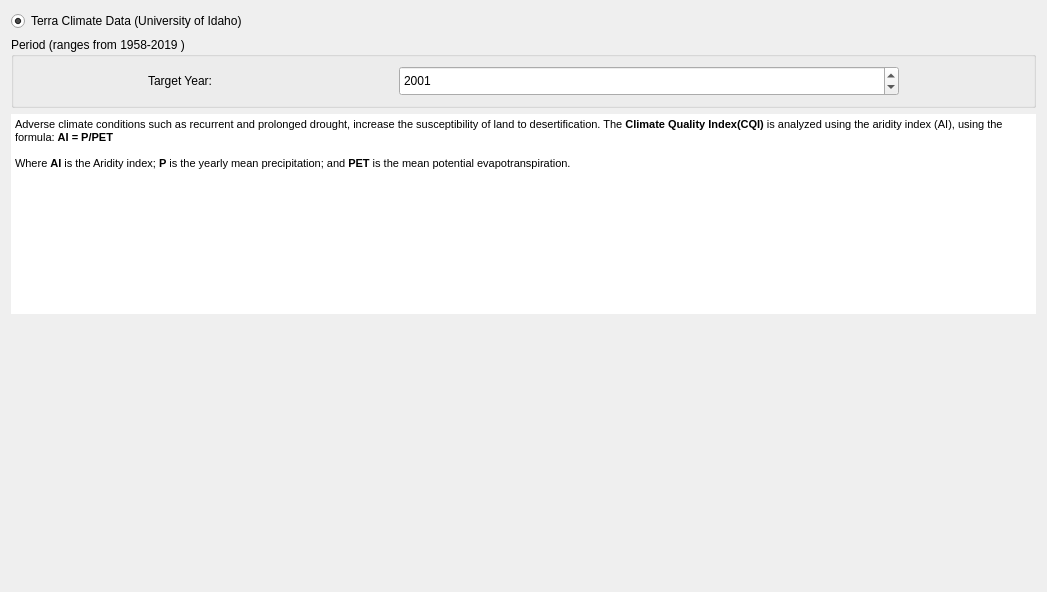
LocateIT/trends.earth, file LDMP/gui/WidgetCQISetup.ui: the form before one commit.
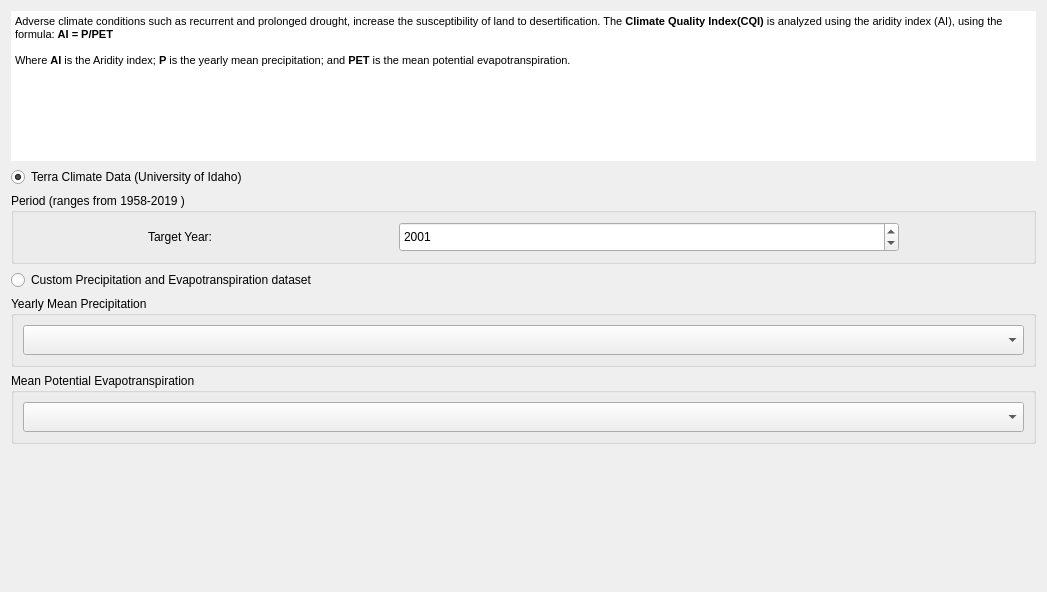
The form after the commit. Custom widgets are drawn as their Qt base class.

Commit message: add soil quality script

```diff
--- a/LDMP/gui/WidgetCQISetup.ui
+++ b/LDMP/gui/WidgetCQISetup.ui
@@ -14,6 +14,34 @@
    <string>Form</string>
   </property>
   <layout class="QVBoxLayout" name="verticalLayout">
+   <item>
+    <widget class="QTextBrowser" name="textBrowser">
+     <property name="enabled">
+      <bool>true</bool>
+     </property>
+     <property name="maximumSize">
+      <size>
+       <width>16777215</width>
+       <height>150</height>
+      </size>
+     </property>
+     <property name="autoFillBackground">
+      <bool>true</bool>
+     </property>
+     <property name="frameShape">
+      <enum>QFrame::NoFrame</enum>
+     </property>
+     <property name="html">
+      <string>&lt;!DOCTYPE HTML PUBLIC &quot;-//W3C//DTD HTML 4.0//EN&quot; &quot;http://www.w3.org/TR/REC-html40/strict.dtd&quot;&gt;
+&lt;html&gt;&lt;head&gt;&lt;meta name=&quot;qrichtext&quot; content=&quot;1&quot; /&gt;&lt;style type=&quot;text/css&quot;&gt;
+p, li { white-space: pre-wrap; }
+&lt;/style&gt;&lt;/head&gt;&lt;body style=&quot; font-family:'MS Shell Dlg 2'; font-size:8pt; font-weight:400; font-style:normal;&quot;&gt;
+&lt;p style=&quot; margin-top:0px; margin-bottom:0px; margin-left:0px; margin-right:0px; -qt-block-indent:0; text-indent:0px;&quot;&gt;Adverse climate conditions such as recurrent and prolonged drought, increase the susceptibility of land to desertification. The &lt;span style=&quot; font-weight:600;&quot;&gt;Climate Quality Index(CQI)&lt;/span&gt; is analyzed using the aridity index (AI), using the formula: &lt;span style=&quot; font-weight:600;&quot;&gt;AI = P/PET&lt;/span&gt; &lt;/p&gt;
+&lt;p style=&quot;-qt-paragraph-type:empty; margin-top:0px; margin-bottom:0px; margin-left:0px; margin-right:0px; -qt-block-indent:0; text-indent:0px;&quot;&gt;&lt;br /&gt;&lt;/p&gt;
+&lt;p style=&quot; margin-top:0px; margin-bottom:0px; margin-left:0px; margin-right:0px; -qt-block-indent:0; text-indent:0px;&quot;&gt;Where &lt;span style=&quot; font-weight:600;&quot;&gt;AI&lt;/span&gt; is the Aridity index; &lt;span style=&quot; font-weight:600;&quot;&gt;P&lt;/span&gt; is the yearly mean precipitation; and &lt;span style=&quot; font-weight:600;&quot;&gt;PET&lt;/span&gt; is the mean potential evapotranspiration.&lt;/p&gt;&lt;/body&gt;&lt;/html&gt;</string>
+     </property>
+    </widget>
+   </item>
    <item>
     <widget class="QRadioButton" name="use_terra">
      <property name="text">
@@ -108,31 +136,78 @@
     </widget>
    </item>
    <item>
-    <widget class="QTextBrowser" name="textBrowser">
+    <widget class="QRadioButton" name="use_custom">
+     <property name="text">
+      <string>Custom Precipitation and Evapotranspiration dataset</string>
+     </property>
+    </widget>
+   </item>
+   <item>
+    <widget class="QGroupBox" name="groupBox_custom_prec">
      <property name="enabled">
       <bool>true</bool>
      </property>
-     <property name="maximumSize">
-      <size>
-       <width>16777215</width>
-       <height>200</height>
-      </size>
+     <property name="title">
+      <string>Yearly Mean Precipitation</string>
      </property>
-     <property name="autoFillBackground">
+     <layout class="QGridLayout" name="gridLayout_4">
+      <item row="0" column="1">
+       <widget class="WidgetDataIOSelectTELayerImport" name="use_custom_prec">
+        <property name="enabled">
+         <bool>true</bool>
+        </property>
+        <property name="sizePolicy">
+         <sizepolicy hsizetype="Preferred" vsizetype="Minimum">
+          <horstretch>0</horstretch>
+          <verstretch>0</verstretch>
+         </sizepolicy>
+        </property>
+        <property name="minimumSize">
+         <size>
+          <width>0</width>
+          <height>30</height>
+         </size>
+        </property>
+        <property name="layer_type" stdset="0">
+         <string notr="true">Aridity Index</string>
+        </property>
+       </widget>
+      </item>
+     </layout>
+    </widget>
+   </item>
+   <item>
+    <widget class="QGroupBox" name="groupBox_custom_pet">
+     <property name="enabled">
       <bool>true</bool>
      </property>
-     <property name="frameShape">
-      <enum>QFrame::NoFrame</enum>
+     <property name="title">
+      <string>Mean Potential Evapotranspiration</string>
      </property>
-     <property name="html">
-      <string>&lt;!DOCTYPE HTML PUBLIC &quot;-//W3C//DTD HTML 4.0//EN&quot; &quot;http://www.w3.org/TR/REC-html40/strict.dtd&quot;&gt;
-&lt;html&gt;&lt;head&gt;&lt;meta name=&quot;qrichtext&quot; content=&quot;1&quot; /&gt;&lt;style type=&quot;text/css&quot;&gt;
-p, li { white-space: pre-wrap; }
-&lt;/style&gt;&lt;/head&gt;&lt;body style=&quot; font-family:'MS Shell Dlg 2'; font-size:8pt; font-weight:400; font-style:normal;&quot;&gt;
-&lt;p style=&quot; margin-top:0px; margin-bottom:0px; margin-left:0px; margin-right:0px; -qt-block-indent:0; text-indent:0px;&quot;&gt;Adverse climate conditions such as recurrent and prolonged drought, increase the susceptibility of land to desertification. The &lt;span style=&quot; font-weight:600;&quot;&gt;Climate Quality Index(CQI)&lt;/span&gt; is analyzed using the aridity index (AI), using the formula: &lt;span style=&quot; font-weight:600;&quot;&gt;AI = P/PET&lt;/span&gt; &lt;/p&gt;
-&lt;p style=&quot;-qt-paragraph-type:empty; margin-top:0px; margin-bottom:0px; margin-left:0px; margin-right:0px; -qt-block-indent:0; text-indent:0px;&quot;&gt;&lt;br /&gt;&lt;/p&gt;
-&lt;p style=&quot; margin-top:0px; margin-bottom:0px; margin-left:0px; margin-right:0px; -qt-block-indent:0; text-indent:0px;&quot;&gt;Where &lt;span style=&quot; font-weight:600;&quot;&gt;AI&lt;/span&gt; is the Aridity index; &lt;span style=&quot; font-weight:600;&quot;&gt;P&lt;/span&gt; is the yearly mean precipitation; and &lt;span style=&quot; font-weight:600;&quot;&gt;PET&lt;/span&gt; is the mean potential evapotranspiration.&lt;/p&gt;&lt;/body&gt;&lt;/html&gt;</string>
-     </property>
+     <layout class="QGridLayout" name="gridLayout_6">
+      <item row="0" column="1">
+       <widget class="WidgetDataIOSelectTELayerImport" name="use_custom_pet">
+        <property name="enabled">
+         <bool>true</bool>
+        </property>
+        <property name="sizePolicy">
+         <sizepolicy hsizetype="Preferred" vsizetype="Minimum">
+          <horstretch>0</horstretch>
+          <verstretch>0</verstretch>
+         </sizepolicy>
+        </property>
+        <property name="minimumSize">
+         <size>
+          <width>0</width>
+          <height>30</height>
+         </size>
+        </property>
+        <property name="layer_type" stdset="0">
+         <string notr="true">Aridity Index</string>
+        </property>
+       </widget>
+      </item>
+     </layout>
     </widget>
    </item>
    <item>
@@ -169,6 +244,13 @@
   <zorder>use_terra</zorder>
   <zorder>groupBox_terra_period</zorder>
  </widget>
+ <customwidgets>
+  <customwidget>
+   <class>WidgetDataIOSelectTELayerImport</class>
+   <extends>QComboBox</extends>
+   <header>LDMP/data_io</header>
+  </customwidget>
+ </customwidgets>
  <resources/>
  <connections/>
 </ui>
```
Left out of the diff: 5 changed lines with no effect on the pictures. The commit also changes 19 other files.
